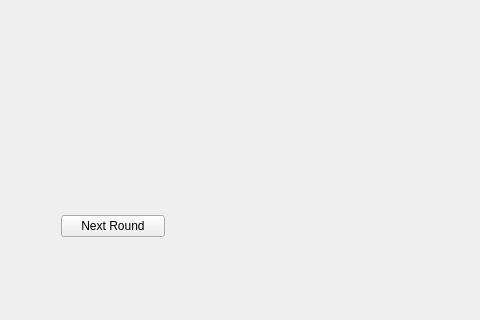
Offuru/Left-4-Code, file GUI/GameWindow.ui: the form before one commit; both pictures show x 0 to 480 and y 390 to 710 of the 1100 by 710 pixel window.
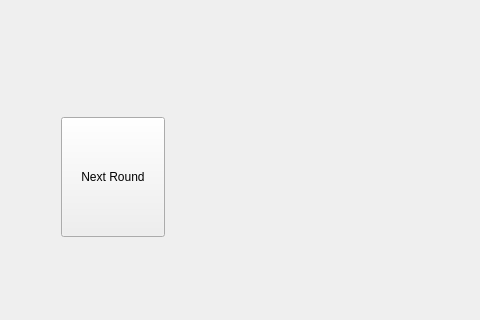
The form after the commit. Icons and pictures are not drawn.

Commit message: Changed nextRoundAction in order to reset the current action Changed addBridge in order to reset the current action just if that bridge was placed on the board Changed verifyWinner in order to accept pylons that are not on the first or last row/col

Patch:
```diff
--- a/GUI/GameWindow.ui
+++ b/GUI/GameWindow.ui
@@ -151,6 +151,18 @@
         </item>
         <item>
          <widget class="QPushButton" name="nextRoundButton">
+          <property name="sizePolicy">
+           <sizepolicy hsizetype="Maximum" vsizetype="Maximum">
+            <horstretch>1</horstretch>
+            <verstretch>1</verstretch>
+           </sizepolicy>
+          </property>
+          <property name="maximumSize">
+           <size>
+            <width>200</width>
+            <height>120</height>
+           </size>
+          </property>
           <property name="text">
            <string>Next Round</string>
           </property>
```
The commit also changes 2 other files.
